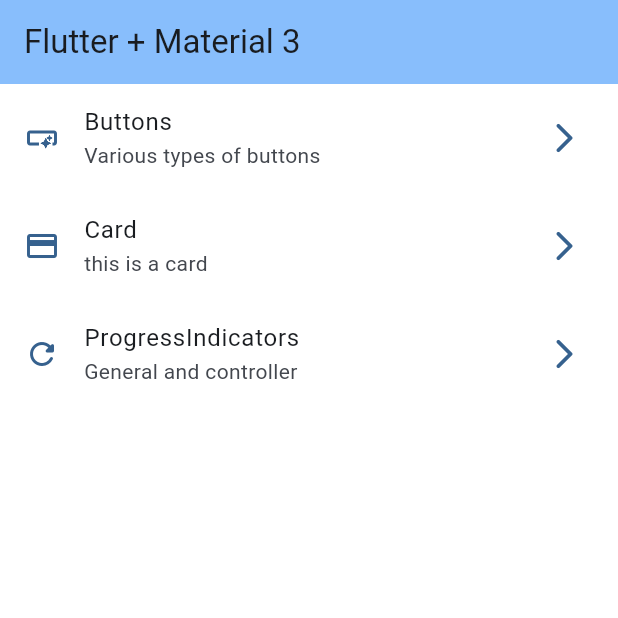
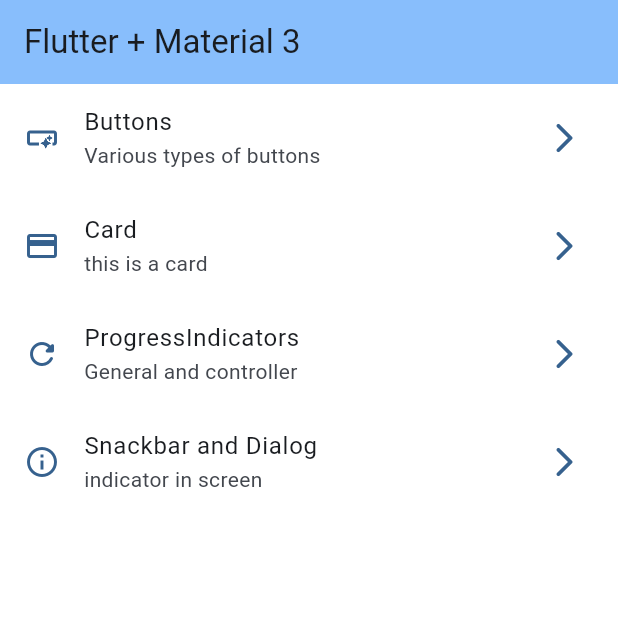
Before and after one commit to jdgelfry/widgets_app, a Flutter app: the screen it shows after launch, on a phone screen of 412 x 824 dp, the top half of it. Run offline on Flutter 3.47's test engine with Material 3 defaults, Android fonts, the phone set to English and light mode, and no system bars; our stand-ins replace go_router.

Commit message:
snackbar dialogs terminal

```diff
--- a/lib/config/menu/menu_items.dart
+++ b/lib/config/menu/menu_items.dart
@@ -33,4 +33,10 @@ const appMenuItems = <MenuItem>[
     link: '/progress',
     icon: Icons.refresh_rounded,
   ),
+  MenuItem(
+    title: 'Snackbar and Dialog',
+    subtitle: 'indicator in screen',
+    link: '/snackbar',
+    icon: Icons.info_outline,
+  ),
 ];
--- a/lib/config/router/app_router.dart
+++ b/lib/config/router/app_router.dart
@@ -25,5 +25,10 @@ final appRouter = GoRouter(
       name: ProgressScreen.name,
       builder: (context, state) => const ProgressScreen(),
     ),
+    GoRoute(
+      path: '/snackbar',
+      name: SnackbarScreen.name,
+      builder: (context, state) => const SnackbarScreen(),
+    ),
   ],
 );
--- a/lib/main.dart
+++ b/lib/main.dart
@@ -12,6 +12,7 @@ class MainApp extends StatelessWidget {
   @override
   Widget build(BuildContext context) {
     return MaterialApp.router(
+      title: 'Widgets App',
       routerConfig: appRouter, //imported from app_router.dart
       debugShowCheckedModeBanner: false,
       theme: AppTheme(selectedColor: 0).getTheme(),
```
Also changed, not shown: lib/presentation/screens/snackbar/snackbar_screen.dart (+73 -1 lines).
